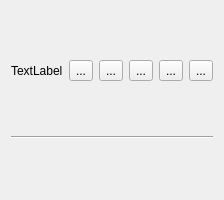
OpenMineMods/OpenMineMods, file UI/InstanceWidget.ui: the form before one commit.
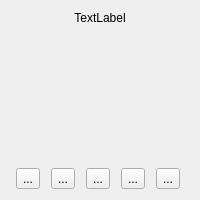
The form after the commit. Icons and pictures are not drawn.

Commit message: rekajigger instance widgets

```diff
--- a/UI/InstanceWidget.ui
+++ b/UI/InstanceWidget.ui
@@ -10,19 +10,49 @@
     <height>200</height>
    </rect>
   </property>
+  <property name="minimumSize">
+   <size>
+    <width>200</width>
+    <height>200</height>
+   </size>
+  </property>
+  <property name="maximumSize">
+   <size>
+    <width>200</width>
+    <height>200</height>
+   </size>
+  </property>
   <property name="windowTitle">
    <string>Form</string>
   </property>
   <layout class="QVBoxLayout" name="verticalLayout">
    <item>
-    <layout class="QHBoxLayout" name="horizontalLayout_2">
+    <layout class="QVBoxLayout" name="verticalLayout_2">
      <item>
       <widget class="QLabel" name="instance_name">
        <property name="text">
         <string>TextLabel</string>
        </property>
+       <property name="alignment">
+        <set>Qt::AlignCenter</set>
+       </property>
       </widget>
      </item>
+     <item>
+      <spacer name="verticalSpacer">
+       <property name="orientation">
+        <enum>Qt::Vertical</enum>
+       </property>
+       <property name="sizeHint" stdset="0">
+        <size>
+         <width>20</width>
+         <height>40</height>
+        </size>
+       </property>
+      </spacer>
+     </item>
+     <item>
+      <layout class="QHBoxLayout" name="horizontalLayout">
      <item>
       <widget class="QToolButton" name="instance_update">
        <property name="toolTip">
@@ -37,34 +67,6 @@
        </property>
       </widget>
      </item>
-     <item>
-      <widget class="QToolButton" name="share_button">
-       <property name="toolTip">
-        <string>Export To Zip</string>
-       </property>
-       <property name="text">
-        <string>...</string>
-       </property>
-       <property name="icon">
-        <iconset resource="../Assets/icons.qrc">
-         <normaloff>:/icons/emblem-shared-symbolic.svg</normaloff>:/icons/emblem-shared-symbolic.svg</iconset>
-       </property>
-      </widget>
-     </item>
-     <item>
-      <widget class="QToolButton" name="instance_delete">
-       <property name="toolTip">
-        <string>Delete Instance</string>
-       </property>
-       <property name="text">
-        <string>...</string>
-       </property>
-       <property name="icon">
-        <iconset resource="../Assets/icons.qrc">
-         <normaloff>:/icons/edit-delete.svg</normaloff>:/icons/edit-delete.svg</iconset>
-       </property>
-      </widget>
-     </item>
      <item>
       <widget class="QToolButton" name="instance_edit">
        <property name="toolTip">
@@ -79,6 +81,34 @@
        </property>
       </widget>
      </item>
+       <item>
+        <widget class="QToolButton" name="instance_delete">
+         <property name="toolTip">
+          <string>Delete Instance</string>
+         </property>
+         <property name="text">
+          <string>...</string>
+         </property>
+         <property name="icon">
+          <iconset resource="../Assets/icons.qrc">
+           <normaloff>:/icons/edit-delete.svg</normaloff>:/icons/edit-delete.svg</iconset>
+         </property>
+        </widget>
+       </item>
+       <item>
+        <widget class="QToolButton" name="share_button">
+         <property name="toolTip">
+          <string>Export To Zip</string>
+         </property>
+         <property name="text">
+          <string>...</string>
+         </property>
+         <property name="icon">
+          <iconset resource="../Assets/icons.qrc">
+           <normaloff>:/icons/emblem-shared-symbolic.svg</normaloff>:/icons/emblem-shared-symbolic.svg</iconset>
+         </property>
+        </widget>
+       </item>
      <item>
       <widget class="QToolButton" name="play_button">
        <property name="toolTip">
@@ -95,12 +125,7 @@
      </item>
     </layout>
    </item>
-   <item>
-    <widget class="Line" name="line">
-     <property name="orientation">
-      <enum>Qt::Horizontal</enum>
-     </property>
-    </widget>
+    </layout>
    </item>
   </layout>
  </widget>
```
Lines whose indentation alone changed are shown as unchanged. The commit also changes 4 other files.
